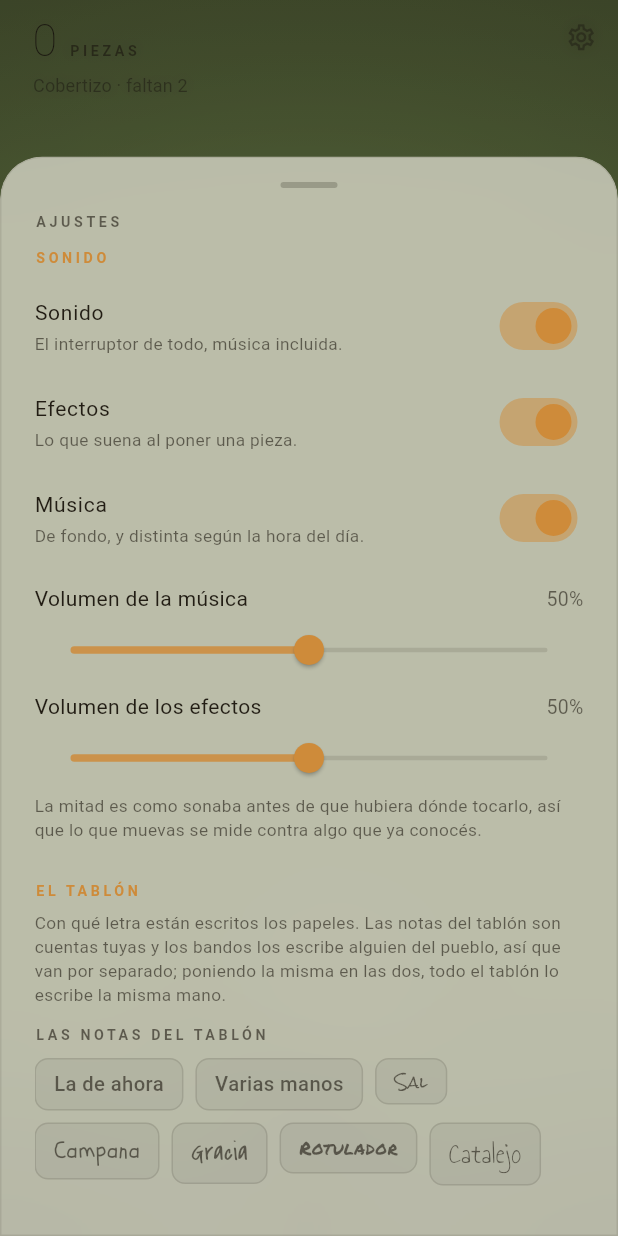
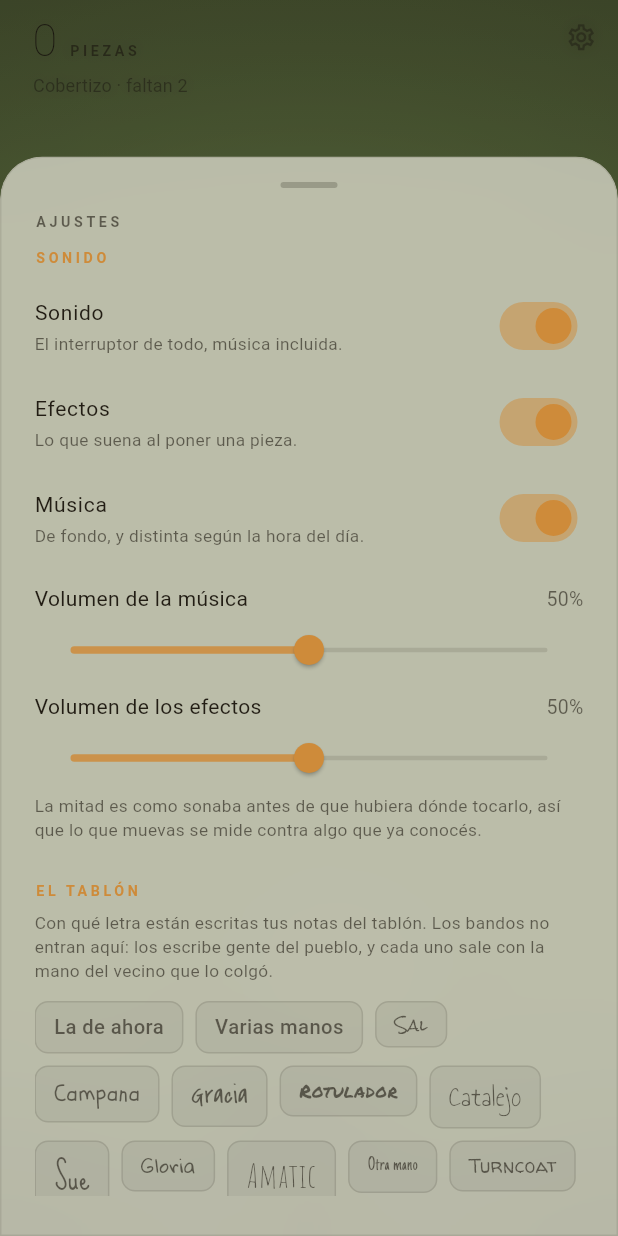
Before and after one commit to BrunoGoat/the-wall, a Flutter app: the screen it shows after launch, after a tap on the "settings" icon, on a phone screen of 412 x 824 dp. Run offline on Flutter 3.47's test engine with Material 3 defaults, Android fonts, the phone set to English and light mode, and no system bars; our stand-ins replace audioplayers, shared_preferences.

Commit message:
Quitar de ajustes la letra de los bandos
Los bandos ya no se eligen: cada uno sale con la mano del vecino que lo
colgó, repartida entre las nueve del pueblo y fija para siempre. Tener
además un selector que la pisara era contradecirlo.

Appearance conserva villageFont/villageScale (clavados en varias / 90%)
porque son lo que lee PaperInk; lo que se va es el mando.

Co-Authored-By: Claude Opus 5 <noreply@anthropic.com>
Claude-Session: https://claude.ai/code/session_01Fa4yrMpud9wiHg23Qe75CA

```diff
--- a/lib/ui/settings_sheet.dart
+++ b/lib/ui/settings_sheet.dart
@@ -122,15 +122,12 @@ class _SettingsSheetState extends State<SettingsSheet> {
         const SizedBox(height: 26),
         _Head(theme: t, text: 'EL TABLÓN'),
         Text(
-          'Con qué letra están escritos los papeles. Las notas del tablón son '
-          'cuentas tuyas y los bandos los escribe alguien del pueblo, así que '
-          'van por separado; poniendo la misma en las dos, todo el tablón lo '
-          'escribe la misma mano.',
+          'Con qué letra están escritas tus notas del tablón. Los bandos no '
+          'entran aquí: los escribe gente del pueblo, y cada uno sale con la '
+          'mano del vecino que lo colgó.',
           style: t.bodySoft.copyWith(fontSize: 11.5, height: 1.4),
         ),
         const SizedBox(height: 12),
-        Text('LAS NOTAS DEL TABLÓN', style: t.label),
-        const SizedBox(height: 8),
         _Fonts(theme: t, value: wants.noteFont, onPick: wants.setNoteFont),
         _Slider(
           theme: t,
@@ -139,25 +136,6 @@ class _SettingsSheetState extends State<SettingsSheet> {
               (wants.noteScale - Appearance.minScale) /
               (Appearance.maxScale - Appearance.minScale),
           onChanged: (v) => wants.setNoteScale(
-            Appearance.minScale +
-                v * (Appearance.maxScale - Appearance.minScale),
-          ),
-        ),
-        const SizedBox(height: 14),
-        Text('LOS BANDOS DEL PUEBLO', style: t.label),
-        const SizedBox(height: 8),
-        _Fonts(
-          theme: t,
-          value: wants.villageFont,
-          onPick: wants.setVillageFont,
-        ),
-        _Slider(
-          theme: t,
-          title: 'Tamaño',
-          value:
-              (wants.villageScale - Appearance.minScale) /
-              (Appearance.maxScale - Appearance.minScale),
-          onChanged: (v) => wants.setVillageScale(
             Appearance.minScale +
                 v * (Appearance.maxScale - Appearance.minScale),
           ),
```
